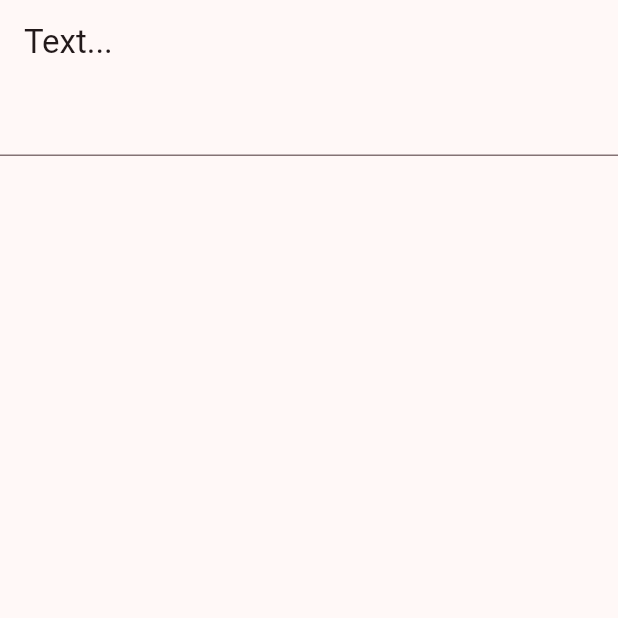
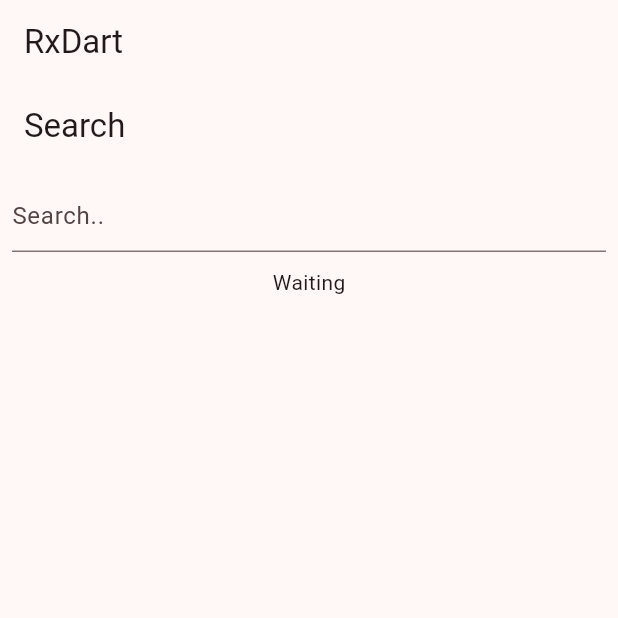
Before and after one commit to wadpas/rxdart_flutter_state, a Flutter app: the screen it shows after launch, on a phone screen of 412 x 824 dp, the top half of it. Run offline on Flutter 3.47's test engine with Material 2 defaults, Android fonts, the phone set to English and light mode, and no system bars; our stand-ins replace flutter_hooks, rxdart.

Commit message:
added SearchPage widget

```diff
--- a/lib/bloc/api.dart
+++ b/lib/bloc/api.dart
@@ -18,11 +18,11 @@ class Api {
       return cachedResults;
     }
 
-    final persons = await _getJson('http://127.0.0.1:5500/apis/persons.json')
+    final persons = await _getJson('http://10.0.2.2:5500/apis/persons.json')
         .then((json) => json.map((e) => Person.fromJson(e)));
     _persons = persons.toList();
 
-    final animals = await _getJson('http://127.0.0.1:5500/apis/animals.json')
+    final animals = await _getJson('http://10.0.2.2:5500/apis/animals.json')
         .then((json) => json.map((e) => Animal.fromJson(e)));
     _animals = animals.toList();
 
--- a/lib/main.dart
+++ b/lib/main.dart
@@ -1,6 +1,7 @@
 import 'package:flutter/material.dart';
 import 'package:flutter_hooks/flutter_hooks.dart';
 import 'package:rxdart/rxdart.dart';
+import 'package:rxdart_flutter_state/views/search_page.dart';
 
 void main() {
   runApp(const MyApp());
@@ -29,31 +30,11 @@ class MyHomePage extends HookWidget {
 
   @override
   Widget build(BuildContext context) {
-    final subject = useMemoized(
-      () => BehaviorSubject<String>(),
-      [key],
-    );
-
-    useEffect(
-      () => subject.close,
-      [subject],
-    );
-
     return Scaffold(
       appBar: AppBar(
-        title: StreamBuilder<String>(
-          stream: subject.stream.distinct().debounceTime(
-                const Duration(seconds: 1),
-              ),
-          initialData: 'Text...',
-          builder: (context, snapshot) => Text(
-            snapshot.requireData,
-          ),
-        ),
+        title: const Text('RxDart'),
       ),
-      body: TextField(
-        onChanged: subject.sink.add,
-      ),
+      body: const SearchPage(),
     );
   }
 }
--- /dev/null
+++ b/lib/views/search_page.dart
@@ -0,0 +1,51 @@
+import 'package:flutter/material.dart';
+import 'package:rxdart_flutter_state/bloc/api.dart';
+import 'package:rxdart_flutter_state/bloc/search_bloc.dart';
+import 'package:rxdart_flutter_state/views/search_view.dart';
+
+class SearchPage extends StatefulWidget {
+  const SearchPage({super.key});
+
+  @override
+  State<SearchPage> createState() => _SearchPageState();
+}
+
+class _SearchPageState extends State<SearchPage> {
+  late final SearchBloc _bloc;
+
+  @override
+  void initState() {
+    _bloc = SearchBloc(api: Api());
+    super.initState();
+  }
+
+  @override
+  void dispose() {
+    _bloc.dispose();
+    super.dispose();
+  }
+
+  @override
+  Widget build(BuildContext context) {
+    return Scaffold(
+      appBar: AppBar(
+        title: const Text('Search'),
+      ),
+      body: Padding(
+        padding: const EdgeInsets.all(8.0),
+        child: Column(
+          children: [
+            TextField(
+              decoration: const InputDecoration(hintText: 'Search..'),
+              onChanged: _bloc.search.add,
+            ),
+            const SizedBox(height: 10),
+            SearchView(
+              searchResult: _bloc.results,
+            )
+          ],
+        ),
+      ),
+    );
+  }
+}
--- a/lib/views/search_view.dart
+++ b/lib/views/search_view.dart
@@ -4,7 +4,7 @@ import 'package:rxdart_flutter_state/models/animal.dart';
 import 'package:rxdart_flutter_state/models/person.dart';
 
 class SearchView extends StatelessWidget {
-  final Stream<SearchResult> searchResult;
+  final Stream<SearchResult?> searchResult;
   const SearchView({
     super.key,
     required this.searchResult,
```
